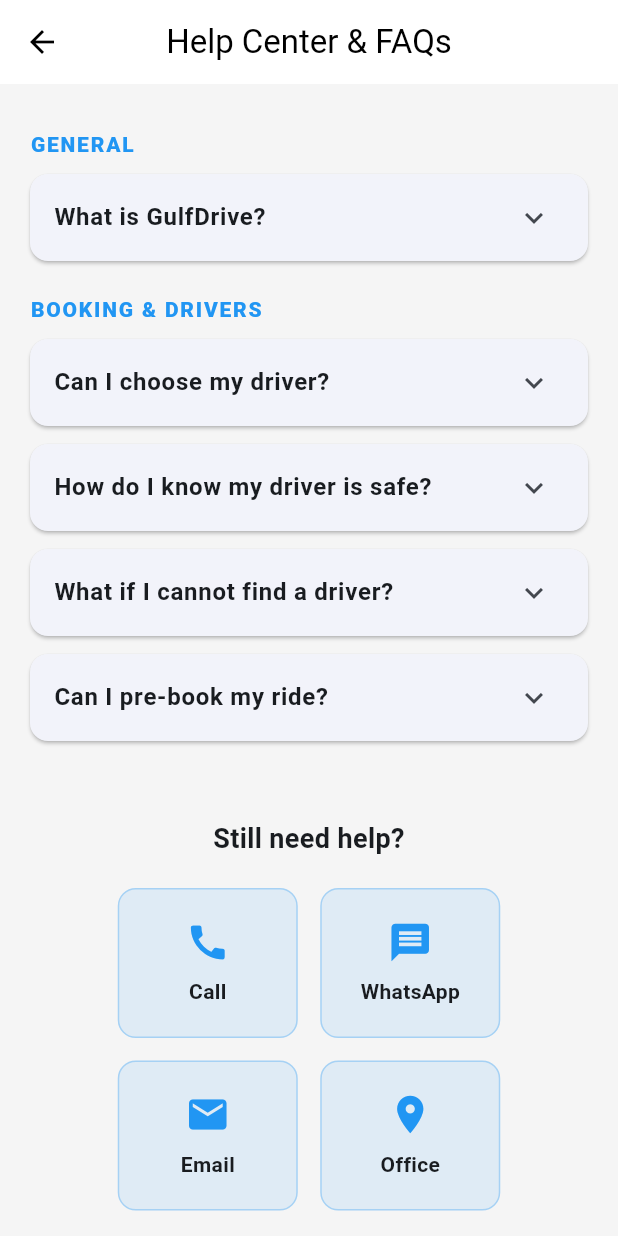
After one commit to HASANALBANNA2024/gulfdrive, a Flutter app: the FAQPage screen opened directly, on a phone screen of 412 x 824 dp. The commit adds this screen. Run offline on Flutter 3.47's test engine with Material 3 defaults, Android fonts, the phone set to English and light mode, and no system bars; our stand-ins replace supabase_flutter; accounts and stored records are empty.

Commit message:
faq page screen ui done

```diff
--- a/lib/widgets/app_menu.dart
+++ b/lib/widgets/app_menu.dart
@@ -1,5 +1,6 @@
 import 'package:flutter/material.dart';
 import 'package:gulfdrive/widgets/contact_us_page.dart';
+import 'package:gulfdrive/widgets/faq_page.dart';
 import 'package:gulfdrive/widgets/terms_conditions_page.dart';
 
 import '../abouts/about_screen.dart';
@@ -69,7 +70,12 @@ class AppMenu extends StatelessWidget {
             MaterialPageRoute(builder: (context) => const ContactUsPage()),
           );
         }),
-        _buildListTile(context, "FAQ", Icons.question_answer, () {}),
+        _buildListTile(context, "FAQ", Icons.question_answer, () {
+          Navigator.of(
+            context,
+            rootNavigator: true,
+          ).push(MaterialPageRoute(builder: (context) => const FAQPage()));
+        }),
         ValueListenableBuilder<ThemeMode>(
           valueListenable: themeNotifier,
           builder: (_, mode, __) {
--- /dev/null
+++ b/lib/widgets/faq_page.dart
@@ -0,0 +1,195 @@
+import 'package:flutter/material.dart';
+import 'package:url_launcher/url_launcher.dart';
+
+class FAQPage extends StatefulWidget {
+  const FAQPage({super.key});
+
+  @override
+  State<FAQPage> createState() => _FAQPageState();
+}
+
+class _FAQPageState extends State<FAQPage> {
+  /// panel open track
+  int? _expandedIndex;
+
+  Future<void> _launchUrl(String url) async {
+    final Uri uri = Uri.parse(url);
+    if (!await launchUrl(uri, mode: LaunchMode.externalApplication)) {
+      throw 'Could not launch $url';
+    }
+  }
+
+  @override
+  Widget build(BuildContext context) {
+    final isDarkMode = Theme.of(context).brightness == Brightness.dark;
+
+    final Map<String, List<Map<String, String>>> faqData = {
+      "General": [
+        {
+          "q": "What is GulfDrive?",
+          "a":
+              "GulfDrive is a premium transportation solution provider established in 2026, focusing on safe and reliable travel.",
+        },
+      ],
+      "Booking & Drivers": [
+        {
+          "q": "Can I choose my driver?",
+          "a":
+              "Currently, our system automatically assigns the best available driver nearby to ensure your ride is confirmed quickly.",
+        },
+        {
+          "q": "How do I know my driver is safe?",
+          "a":
+              "All our drivers are professionally verified, background-checked, and trained to maintain the highest standards of safety and hygiene.",
+        },
+        {
+          "q": "What if I cannot find a driver?",
+          "a":
+              "In rare cases, if no drivers are available, please wait a moment or contact our support team, and we will assist you immediately.",
+        },
+        {
+          "q": "Can I pre-book my ride?",
+          "a":
+              "Yes, our upcoming version will support scheduled bookings, allowing you to book your driver in advance.",
+        },
+      ],
+    };
+
+    return Scaffold(
+      appBar: AppBar(
+        title: const Text("Help Center & FAQs"),
+        centerTitle: true,
+      ),
+      body: Center(
+        child: ConstrainedBox(
+          constraints: const BoxConstraints(maxWidth: 800),
+          child: ListView(
+            padding: const EdgeInsets.all(20),
+            children: [
+              ...faqData.entries.map(
+                (category) => Column(
+                  crossAxisAlignment: CrossAxisAlignment.start,
+                  children: [
+                    Padding(
+                      padding: const EdgeInsets.symmetric(vertical: 10),
+                      child: Text(
+                        category.key.toUpperCase(),
+                        style: const TextStyle(
+                          fontSize: 14,
+                          fontWeight: FontWeight.w900,
+                          color: Colors.blue,
+                          letterSpacing: 1.2,
+                        ),
+                      ),
+                    ),
+                    ...category.value.map((item) {
+                      int index =
+                          faqData.values.toList().indexOf(category.value) * 10 +
+                          category.value.indexOf(item);
+                      return Card(
+                        margin: const EdgeInsets.only(bottom: 12),
+                        shape: RoundedRectangleBorder(
+                          borderRadius: BorderRadius.circular(12),
+                        ),
+                        child: ExpansionTile(
+                          key: Key(index.toString()),
+                          initiallyExpanded: index == _expandedIndex,
+                          onExpansionChanged: (isExpanded) {
+                            setState(() {
+                              _expandedIndex = isExpanded ? index : null;
+                            });
+                          },
+                          title: Text(
+                            item["q"]!,
+                            style: const TextStyle(fontWeight: FontWeight.w600),
+                          ),
+                          children: [
+                            Padding(
+                              padding: const EdgeInsets.all(16.0),
+                              child: Text(
+                                item["a"]!,
+                                style: TextStyle(
+                                  height: 1.6,
+                                  color: isDarkMode
+                                      ? Colors.grey[400]
+                                      : Colors.grey[700],
+                                ),
+                              ),
+                            ),
+                          ],
+                        ),
+                      );
+                    }),
+                  ],
+                ),
+              ),
+
+              const SizedBox(height: 40),
+
+              const Text(
+                "Still need help?",
+                textAlign: TextAlign.center,
+                style: TextStyle(fontSize: 18, fontWeight: FontWeight.bold),
+              ),
+              const SizedBox(height: 20),
+              Wrap(
+                spacing: 15,
+                runSpacing: 15,
+                alignment: WrapAlignment.center,
+                children: [
+                  _buildSupportButton(
+                    Icons.call,
+                    "Call",
+                    () => _launchUrl("tel:+8801234567890"),
+                  ),
+                  _buildSupportButton(
+                    Icons.message,
+                    "WhatsApp",
+                    () => _launchUrl("https://wa.me/8801234567890"),
+                  ),
+                  _buildSupportButton(
+                    Icons.email,
+                    "Email",
+                    () => _launchUrl("mailto:support@gulfdrive.com"),
+                  ),
+                  _buildSupportButton(
+                    Icons.location_on,
+                    "Office",
+                    () => _launchUrl(
+                      "https://www.google.com/maps/search/?api=1&query=Uttara+Sector+10+Dhaka",
+                    ),
+                  ),
+                ],
+              ),
+              const SizedBox(height: 30),
+            ],
+          ),
+        ),
+      ),
+    );
+  }
+
+  Widget _buildSupportButton(IconData icon, String label, VoidCallback onTap) {
+    return InkWell(
+      onTap: onTap,
+      borderRadius: BorderRadius.circular(12),
+      child: Container(
+        width: 120,
+        height: 100,
+        decoration: BoxDecoration(
+          color: Colors.blue.withOpacity(0.1),
+          borderRadius: BorderRadius.circular(12),
+          border: Border.all(color: Colors.blue.withOpacity(0.3)),
+        ),
+        child: Column(
+          mainAxisAlignment: MainAxisAlignment.center,
+          children: [
+            Icon(icon, color: Colors.blue, size: 30),
+            const SizedBox(height: 8),
+            Text(label, style: const TextStyle(fontWeight: FontWeight.bold)),
+          ],
+        ),
+      ),
+    );
+  }
+}
```
